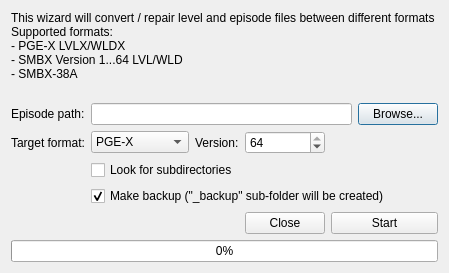
This is Maintainer/EpisodeCvt/episode_converter.ui in WohlSoft/Moondust-Project as Qt 5 draws it before an edit. The edited form follows.
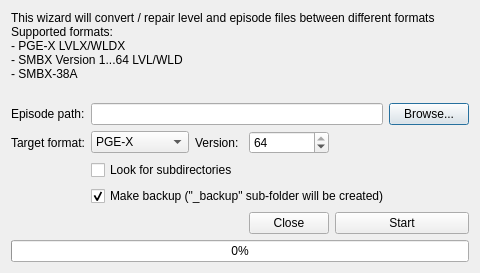
This is the edited form. Icons and pictures are not drawn.

Diff of the .ui file:
```diff
--- a/Maintainer/EpisodeCvt/episode_converter.ui
+++ b/Maintainer/EpisodeCvt/episode_converter.ui
@@ -6,7 +6,7 @@
    <rect>
     <x>0</x>
     <y>0</y>
-    <width>449</width>
+    <width>480</width>
     <height>273</height>
    </rect>
   </property>
```
Left out of the diff: 8 changed lines with no effect on the pictures.
